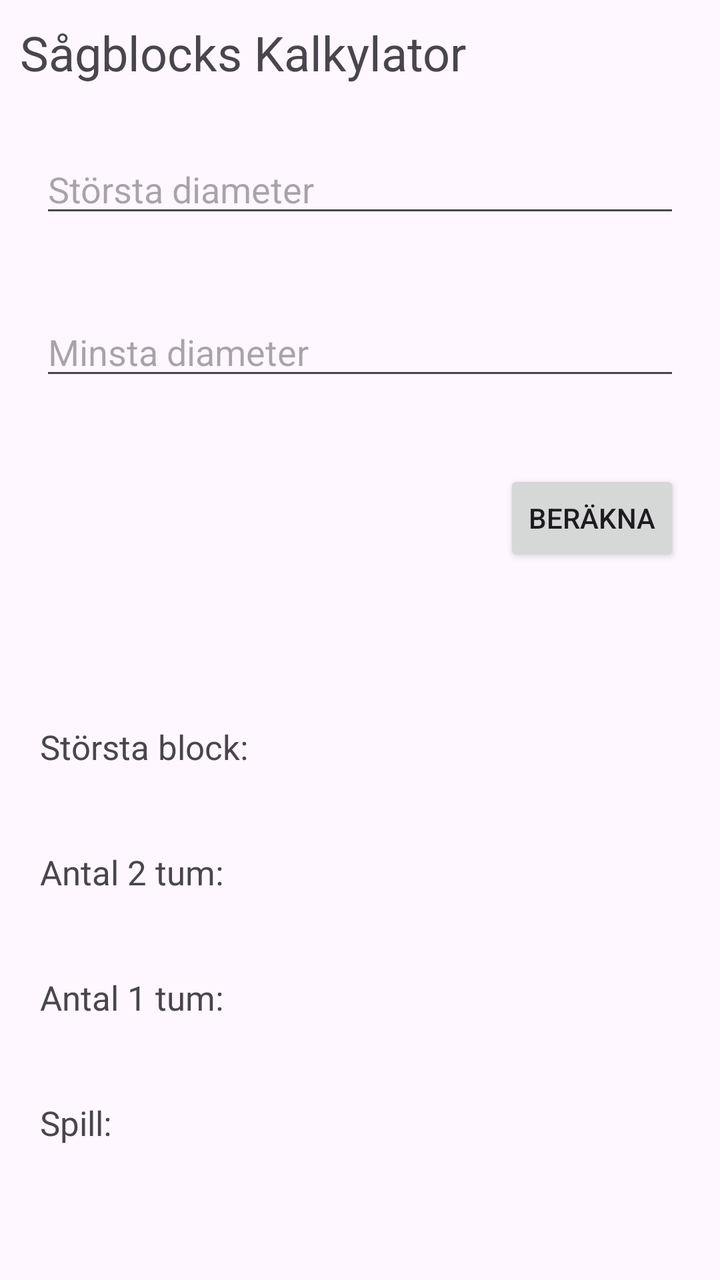
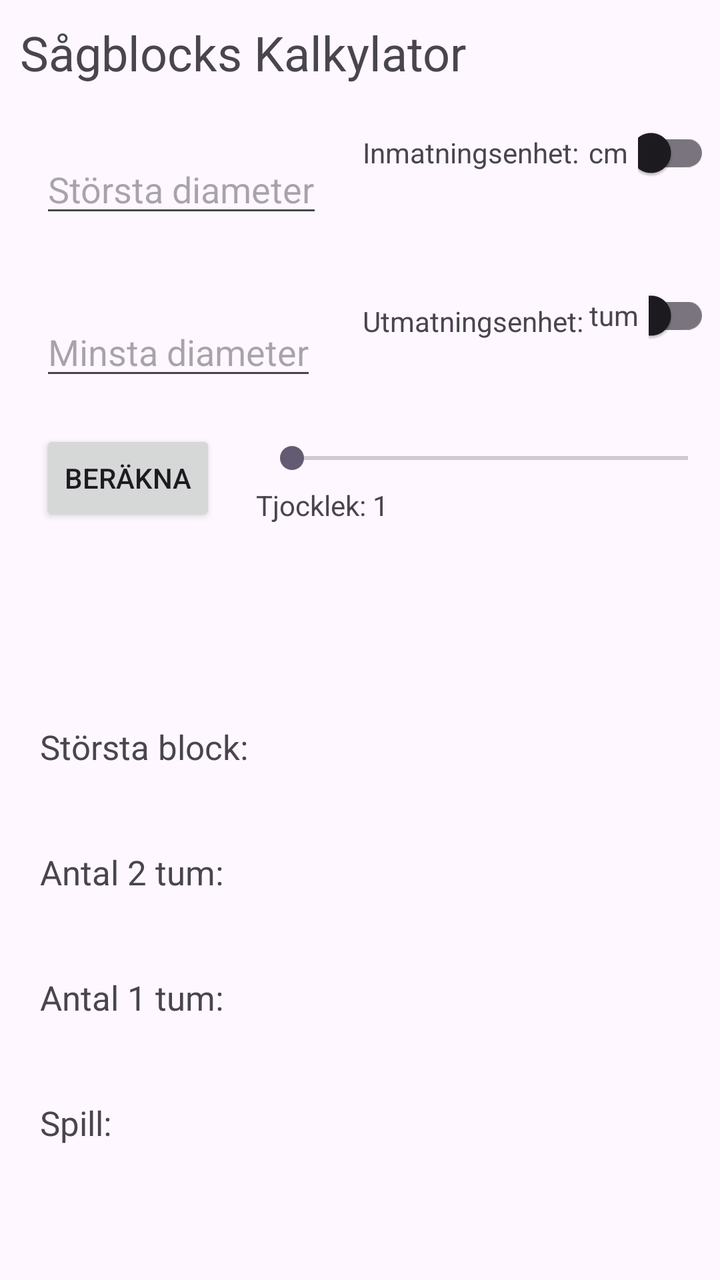

Before-and-after screenshots of an Android layout around one commit, followed by the original layout XML and the change that was made.
<!-- AndroidManifest.xml: application theme Theme.LogCalculator -->
<!-- res/layout/activity_main.xml -->
<?xml version="1.0" encoding="utf-8"?>
<LinearLayout
        xmlns:android="http://schemas.android.com/apk/res/android"
        xmlns:tools="http://schemas.android.com/tools"
        xmlns:app="http://schemas.android.com/apk/res-auto"
        android:id="@+id/main"
        android:layout_width="match_parent"
        android:layout_height="match_parent"
        android:orientation="vertical"
        tools:context=".MainActivity">
    <TextView
            android:layout_width="match_parent"
            android:layout_height="wrap_content"
            android:text="Sågblocks Kalkylator"
            app:layout_constraintBottom_toBottomOf="parent"
            app:layout_constraintStart_toStartOf="parent"
            app:layout_constraintEnd_toEndOf="parent"
            app:layout_constraintTop_toTopOf="parent" app:layout_constraintVertical_bias="0.049"
            android:textSize="24sp"
            android:layout_margin="10dp"
    />

    <EditText android:layout_width="match_parent"
              android:layout_height="wrap_content"
              android:id="@+id/big_input"
              android:hint="Största diameter"
              android:layout_margin="20dp"
              />
    <EditText android:layout_width="match_parent"
              android:layout_height="wrap_content"
              android:id="@+id/small_input"
              android:hint="Minsta diameter"
              android:layout_margin="20dp"
    />
    <Button android:layout_width="wrap_content"
            android:layout_height="wrap_content"
            android:layout_margin="20dp"
            android:layout_gravity="right"
            android:id="@+id/calculateLog"
            android:text="Beräkna"
            />
    <TextView android:layout_width="wrap_content"
              android:layout_height="wrap_content"
              android:layout_margin="10dp"
              android:id="@+id/textinput_error"
    />

    <TextView android:layout_width="wrap_content"
              android:layout_height="wrap_content"
              android:layout_margin="20dp"
              android:id="@+id/result"
              android:text="Största block: "
              android:textSize="17sp"
    />
    <TextView android:layout_width="wrap_content"
              android:layout_height="wrap_content"
              android:layout_margin="20dp"
              android:id="@+id/twoInch"
              android:text="Antal 2 tum: "
              android:textSize="17sp"

    />
    <TextView android:layout_width="wrap_content"
              android:layout_height="wrap_content"
              android:layout_margin="20dp"
              android:id="@+id/oneInch"
              android:text="Antal 1 tum: "
              android:textSize="17sp"

    />
    <TextView android:layout_width="wrap_content"
              android:layout_height="wrap_content"
              android:layout_margin="20dp"
              android:id="@+id/spill"
              android:text="Spill: "
              android:textSize="17sp"

    />







</LinearLayout>
<!-- resources referenced by this layout -->
<resources>
  <style name="Theme.LogCalculator" parent="Base.Theme.LogCalculator" />
  <style name="Base.Theme.LogCalculator" parent="Theme.Material3.DayNight.NoActionBar">
          
          
      </style>
</resources>

<!-- the commit's change to res/layout/activity_main.xml (unified diff, before → after) -->
@@ -7,7 +7,10 @@
         android:layout_width="match_parent"
         android:layout_height="match_parent"
         android:orientation="vertical"
-        tools:context=".MainActivity">
+        tools:context=".MainActivity"
+
+>
+
     <TextView
             android:layout_width="match_parent"
             android:layout_height="wrap_content"
@@ -19,26 +22,121 @@
             android:textSize="24sp"
             android:layout_margin="10dp"
     />
+    <LinearLayout
+            android:orientation="horizontal"
+            android:layout_width="match_parent"
+            android:layout_height="wrap_content"
+    >
 
-    <EditText android:layout_width="match_parent"
-              android:layout_height="wrap_content"
-              android:id="@+id/big_input"
-              android:hint="Största diameter"
-              android:layout_margin="20dp"
-              />
-    <EditText android:layout_width="match_parent"
-              android:layout_height="wrap_content"
-              android:id="@+id/small_input"
-              android:hint="Minsta diameter"
-              android:layout_margin="20dp"
-    />
-    <Button android:layout_width="wrap_content"
-            android:layout_height="wrap_content"
-            android:layout_margin="20dp"
-            android:layout_gravity="right"
-            android:id="@+id/calculateLog"
-            android:text="Beräkna"
+        <EditText android:layout_width="wrap_content"
+                  android:layout_height="wrap_content"
+                  android:id="@+id/big_input"
+                  android:hint="Största diameter"
+                  android:layout_margin="20dp"
+        />
+        <TextView android:layout_width="wrap_content"
+                  android:layout_height="wrap_content"
+                  android:text="@string/inmatningsenhet"
+                  android:layout_marginEnd="5dp"
+        >
+
+        </TextView>
+        <TextView android:layout_width="wrap_content"
+                  android:layout_height="wrap_content"
+                  android:text="@string/cm"
+                  android:id="@+id/inputUnit"
+        >
+
+        </TextView>
+        <androidx.appcompat.widget.SwitchCompat
+                android:layout_width="0dp"
+                android:layout_height="wrap_content"
+                android:id="@+id/input_switch"
+                android:layout_weight="1"
+                android:layout_margin="5dp"
+                android:layout_gravity="end"
+
+        />
+    </LinearLayout>
+
+    <LinearLayout android:layout_width="match_parent"
+                  android:layout_height="wrap_content"
+                  android:orientation="horizontal"
+    >
+
+        <EditText android:layout_width="wrap_content"
+                  android:layout_height="wrap_content"
+                  android:id="@+id/small_input"
+                  android:hint="Minsta diameter"
+                  android:layout_margin="20dp"
+        />
+
+        <TextView android:layout_width="wrap_content"
+                  android:layout_height="wrap_content"
+                  android:text="@string/utmatningsenhet"
+                  android:layout_margin="3dp"
+        >
+        </TextView>
+
+        <TextView android:layout_width="wrap_content"
+                  android:layout_height="wrap_content"
+                  android:text="@string/tum"
+                  android:id="@+id/outputUnit"
+        >
+        </TextView>
+
+        <androidx.appcompat.widget.SwitchCompat
+                android:layout_width="0dp"
+                android:layout_height="wrap_content"
+                android:id="@+id/output_switch"
+                android:layout_weight="1"
+                android:layout_margin="5dp"
+                android:layout_gravity="end"
+
+        />
+
+    </LinearLayout>
+
+    <LinearLayout android:layout_width="match_parent"
+                  android:layout_height="wrap_content"
+                  android:orientation="horizontal"
+    >
+
+
+        <Button android:layout_width="wrap_content"
+                android:layout_height="wrap_content"
+                android:layout_margin="20dp"
+                android:layout_gravity="end"
+                android:id="@+id/calculateLog"
+                android:text="@string/calc"
+        />
+        <LinearLayout android:layout_width="match_parent"
+                      android:layout_height="wrap_content"
+                      android:orientation="vertical"
+        >
+            <SeekBar
+                    android:layout_width="match_parent"
+                    android:layout_height="0dp"
+                    android:id="@+id/thickness_bar"
+                    android:layout_weight="1"
+                    android:layout_marginTop="5dp"
+                    android:progress="1"
+
             />
+            <TextView android:layout_width="match_parent"
+                      android:layout_height="wrap_content"
+                      android:layout_marginTop="5dp"
+                      android:id="@+id/selected_thickness"
+                      android:text="@string/selected_thickness"
+            >
+
+            </TextView>
+
+        </LinearLayout>
+
+
+    </LinearLayout>
+
     <TextView android:layout_width="wrap_content"
               android:layout_height="wrap_content"
               android:layout_margin="10dp"
@@ -78,9 +176,4 @@
     />
 
 
-
-
-
-
-
 </LinearLayout>
<!-- resource entries referenced after the edit -->
@@ -1,5 +1,11 @@
 <!-- resources referenced by this layout -->
 <resources>
+  <string name="calc">Beräkna</string>
+  <string name="cm">cm</string>
+  <string name="inmatningsenhet">Inmatningsenhet:</string>
+  <string name="selected_thickness">Tjocklek: 1</string>
+  <string name="tum">tum</string>
+  <string name="utmatningsenhet">Utmatningsenhet:</string>
   <style name="Theme.LogCalculator" parent="Base.Theme.LogCalculator" />
   <style name="Base.Theme.LogCalculator" parent="Theme.Material3.DayNight.NoActionBar">
           
